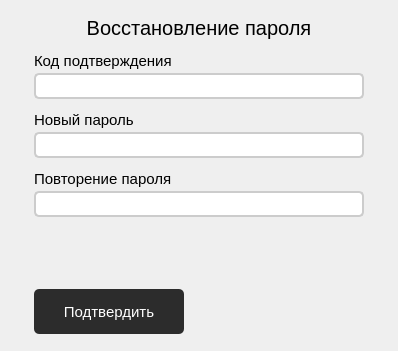
Above: src/recoverypassword.ui from Ruha24/HotelQt before the change. Below: the same form after it.
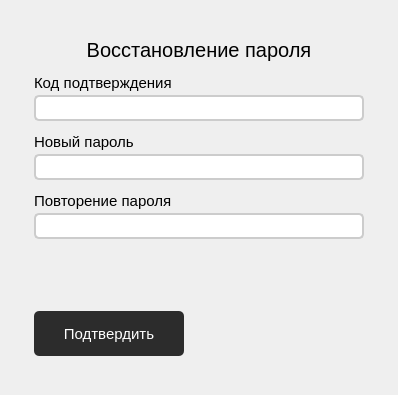
That is the form after the change. The open tabs and pages were chosen to show the change.

What changed in the file:
```diff
--- a/src/recoverypassword.ui
+++ b/src/recoverypassword.ui
@@ -7,7 +7,7 @@
     <x>0</x>
     <y>0</y>
     <width>398</width>
-    <height>351</height>
+    <height>395</height>
    </rect>
   </property>
   <property name="windowTitle">
```
Left out of the diff: 7 changed lines with no effect on the pictures.
